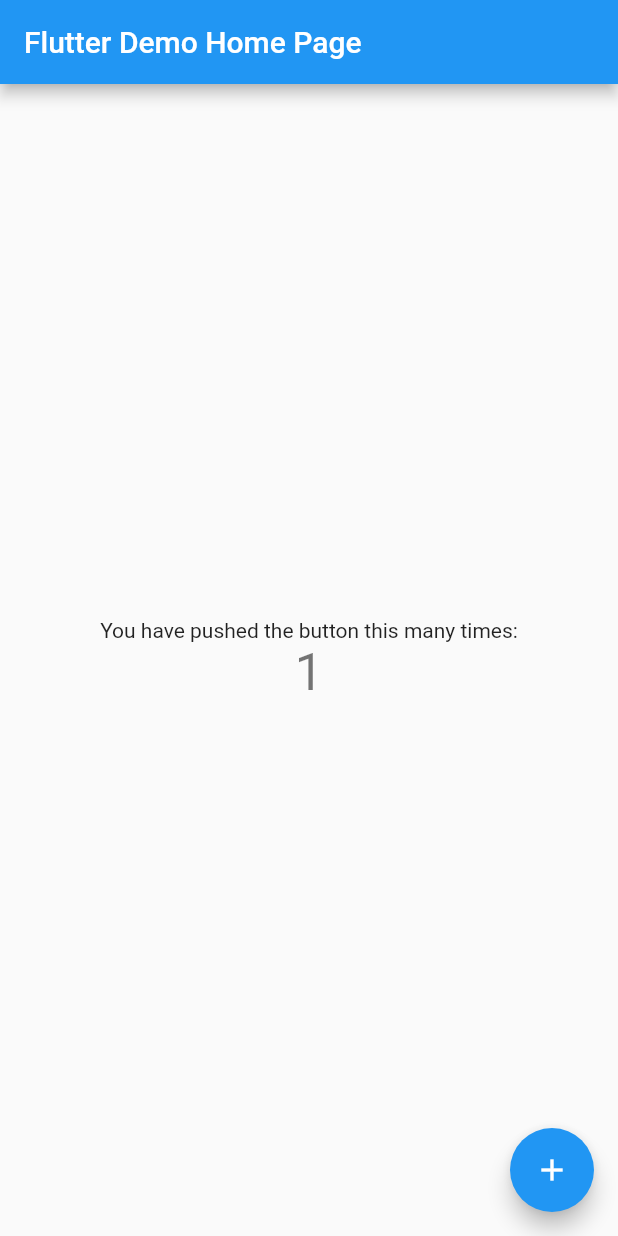
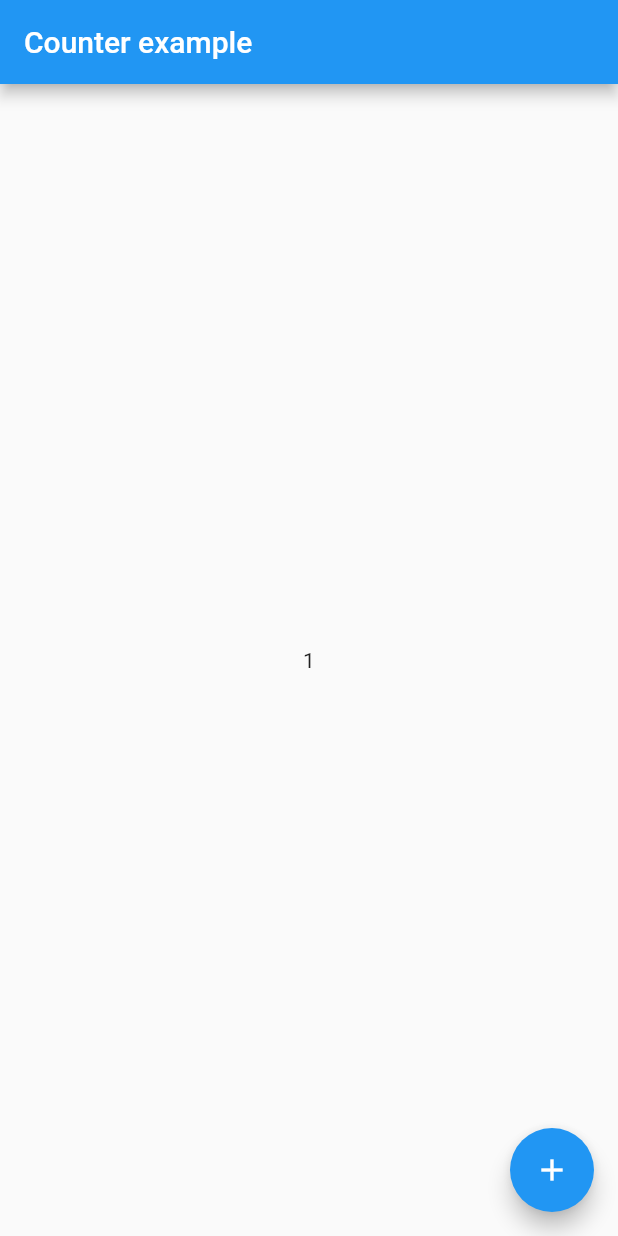
Before and after one commit to yuki-kamikita/muku, a Flutter app: the screen it shows after launch, after a tap on the "add" icon, on a phone screen of 412 x 824 dp. Run offline on Flutter 3.47's test engine with Material 2 defaults, Android fonts, the light colour scheme and no system bars; our stand-ins replace firebase_core, flutter_hooks, hooks_riverpod; accounts and stored records are empty.

Commit message:
Riverpod導入

```diff
--- a/lib/main.dart
+++ b/lib/main.dart
@@ -1,5 +1,6 @@
 import 'package:firebase_core/firebase_core.dart';
 import 'package:flutter/material.dart';
+import 'pages/home.dart';
 
 // main関数を非同期にして、Firebaseのinitializeが完了したら画面を描画する
 // initialize完了したら画面再描画、にしたい
@@ -19,54 +20,7 @@
       theme: ThemeData(
         primarySwatch: Colors.blue,
       ),
-      home: const MyHomePage(title: 'Flutter Demo Home Page'),
+      home: const Home(),
     );
   }
 }
-
-class MyHomePage extends StatefulWidget {
-  const MyHomePage({Key? key, required this.title}) : super(key: key);
-
-  final String title;
-
-  @override
-  State<MyHomePage> createState() => _MyHomePageState();
-}
-
-class _MyHomePageState extends State<MyHomePage> {
-  int _counter = 0;
-
-  void _incrementCounter() {
-    setState(() {
-      _counter++;
-    });
-  }
-
-  @override
-  Widget build(BuildContext context) {
-    return Scaffold(
-      appBar: AppBar(
-        title: Text(widget.title),
-      ),
-      body: Center(
-        child: Column(
-          mainAxisAlignment: MainAxisAlignment.center,
-          children: <Widget>[
-            const Text(
-              'You have pushed the button this many times:',
-            ),
-            Text(
-              '$_counter',
-              style: Theme.of(context).textTheme.headline4,
-            ),
-          ],
-        ),
-      ),
-      floatingActionButton: FloatingActionButton(
-        onPressed: _incrementCounter,
-        tooltip: 'Increment',
-        child: const Icon(Icons.add),
-      ), // This trailing comma makes auto-formatting nicer for build methods.
-    );
-  }
-}
--- /dev/null
+++ b/lib/pages/home.dart
@@ -0,0 +1,24 @@
+import 'package:flutter/material.dart';
+import 'package:flutter_hooks/flutter_hooks.dart';
+import 'package:hooks_riverpod/hooks_riverpod.dart';
+
+class Home extends HookConsumerWidget {
+  const Home({Key? key}) : super(key: key);
+
+  @override
+  Widget build(BuildContext context, WidgetRef ref) {
+    final counter = useState(0);
+
+    return Scaffold(
+      appBar: AppBar(title: const Text('Counter example')),
+      body: Center(
+        child: Text('${counter.value}'),
+      ),
+      floatingActionButton: FloatingActionButton(
+        // readメソッドは、プロバイダーをリッスンせずに読み取るためのユーティリティです。
+        onPressed: () => counter.value++,
+        child: const Icon(Icons.add),
+      ),
+    );
+  }
+}
```
Also changed, not shown: pubspec.yaml (+8 -0 lines), pubspec.lock.
